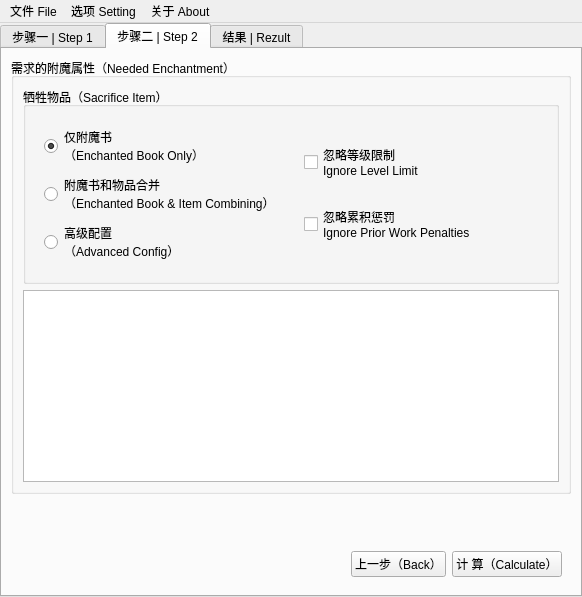
The window that best_ench_seq.ui (Dinosaur-MC/BestEnchSeq) describes before a commit, drawn with Qt 5.
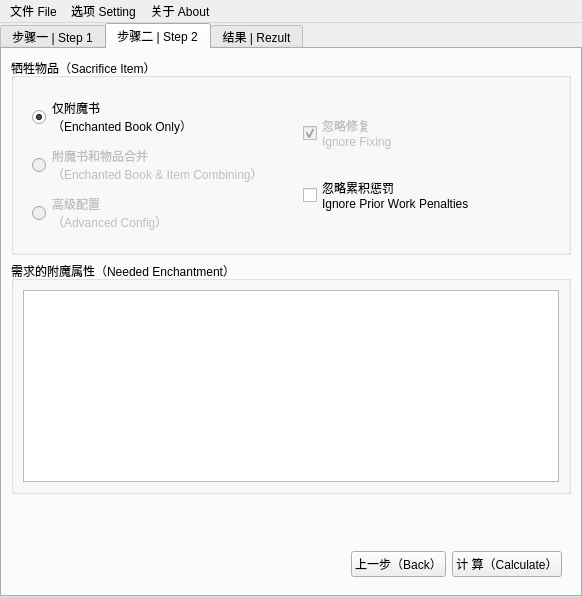
The same window after the commit. The open tabs and pages were chosen to show the change. Custom widgets are drawn as their Qt base class.

What changed in the file:
```diff
--- a/best_ench_seq.ui
+++ b/best_ench_seq.ui
@@ -213,12 +213,6 @@
        </attribute>
        <layout class="QVBoxLayout" name="verticalLayout_5">
         <item>
-         <widget class="QGroupBox" name="groupBox_4">
-          <property name="title">
-           <string>需求的附魔属性（Needed Enchantment）</string>
-          </property>
-          <layout class="QVBoxLayout" name="verticalLayout_4">
-           <item>
             <widget class="QGroupBox" name="groupBox_3">
              <property name="title">
               <string>牺牲物品（Sacrifice Item）</string>
@@ -240,18 +234,30 @@
                  </item>
                  <item>
                   <widget class="QRadioButton" name="radioEB_IC">
+                <property name="enabled">
+                 <bool>false</bool>
+                </property>
                    <property name="text">
                     <string>附魔书和物品合并
 （Enchanted Book &amp;&amp; Item Combining）</string>
                    </property>
+                <property name="checkable">
+                 <bool>true</bool>
+                </property>
                   </widget>
                  </item>
                  <item>
                   <widget class="QRadioButton" name="radioAC">
+                <property name="enabled">
+                 <bool>false</bool>
+                </property>
                    <property name="text">
                     <string>高级配置
 （Advanced Config）</string>
                    </property>
+                <property name="checkable">
+                 <bool>true</bool>
+                </property>
                   </widget>
                  </item>
                 </layout>
@@ -261,10 +267,16 @@
                <widget class="QWidget" name="widget_5" native="true">
                 <layout class="QVBoxLayout" name="verticalLayout_6">
                  <item>
-                  <widget class="QCheckBox" name="cbIgnoreLL">
+               <widget class="QCheckBox" name="cbIgnoreFixing">
+                <property name="enabled">
+                 <bool>false</bool>
+                </property>
                    <property name="text">
-                    <string>忽略等级限制
-Ignore Level Limit</string>
+                 <string>忽略修复
+Ignore Fixing</string>
+                </property>
+                <property name="checked">
+                 <bool>true</bool>
                    </property>
                   </widget>
                  </item>
@@ -283,6 +295,12 @@
             </widget>
            </item>
            <item>
+         <widget class="QGroupBox" name="groupBox_4">
+          <property name="title">
+           <string>需求的附魔属性（Needed Enchantment）</string>
+          </property>
+          <layout class="QVBoxLayout" name="verticalLayout_4">
+           <item>
             <widget class="EnchantmentList" name="NeededEnchantment">
              <property name="font">
               <font>
```
Left out of the diff: 33 changed lines with no effect on the pictures. Lines whose indentation alone changed are shown as unchanged.
